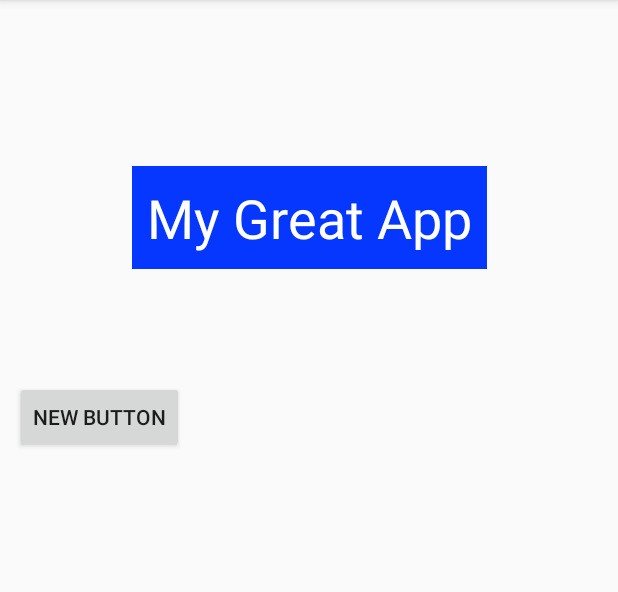
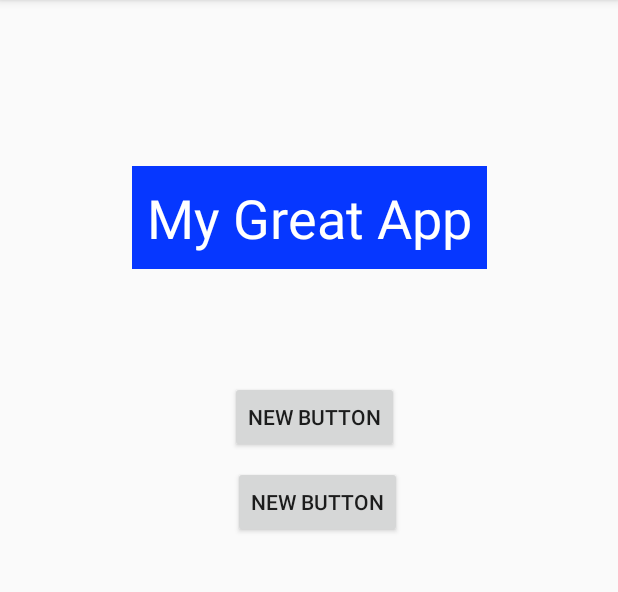
Before and after one commit to lmdoyle/AppDemoTutorialRep, an Android app: the screen it shows after launch (MainActivity), on a phone screen of 412 x 824 dp, the part 84-676 px from its top. Run offline under Robolectric (Android 15) with nearby library versions, the phone set to English and light mode, and no system bars.

Commit message:
Made changes

```diff
--- a/app/src/main/java/com/example/apptutorialdemo/MainActivity.java
+++ b/app/src/main/java/com/example/apptutorialdemo/MainActivity.java
@@ -3,8 +3,20 @@ package com.example.apptutorialdemo;
 import androidx.appcompat.app.AppCompatActivity;
 
 import android.os.Bundle;
+import android.util.Log;
+import android.view.View;
 
 public class MainActivity extends AppCompatActivity {
+
+    public void clickFunction(View view){
+
+        Log.i("Info","Button Pressed");
+
+    }
+
+    public void clickFunction2(View view){
+        Log.i("Info2", "Info Button has been pressed");
+    }
 
     @Override
     protected void onCreate(Bundle savedInstanceState) {
--- a/app/src/main/res/layout/activity_main.xml
+++ b/app/src/main/res/layout/activity_main.xml
@@ -28,12 +28,34 @@
         android:id="@+id/button"
         android:layout_width="wrap_content"
         android:layout_height="wrap_content"
+        android:layout_marginStart="147dp"
+        android:layout_marginLeft="147dp"
         android:layout_marginTop="64dp"
+        android:layout_marginEnd="140dp"
+        android:layout_marginRight="140dp"
         android:layout_marginBottom="445dp"
         android:onClick="clickFunction"
         android:text="New Button"
         app:layout_constraintBottom_toBottomOf="parent"
-        app:layout_constraintTop_toBottomOf="@+id/HelloLeoTextView"
-        tools:layout_editor_absoluteX="137dp" />
+        app:layout_constraintEnd_toEndOf="parent"
+        app:layout_constraintStart_toStartOf="parent"
+        app:layout_constraintTop_toBottomOf="@+id/HelloLeoTextView" />
+
+    <Button
+        android:id="@+id/button2"
+        android:layout_width="wrap_content"
+        android:layout_height="wrap_content"
+        android:layout_marginStart="149dp"
+        android:layout_marginLeft="149dp"
+        android:layout_marginTop="1dp"
+        android:layout_marginEnd="138dp"
+        android:layout_marginRight="138dp"
+        android:layout_marginBottom="392dp"
+        android:onClick="clickFunction2"
+        android:text="New Button"
+        app:layout_constraintBottom_toBottomOf="parent"
+        app:layout_constraintEnd_toEndOf="parent"
+        app:layout_constraintStart_toStartOf="parent"
+        app:layout_constraintTop_toBottomOf="@+id/button" />
 
 </androidx.constraintlayout.widget.ConstraintLayout>
```
